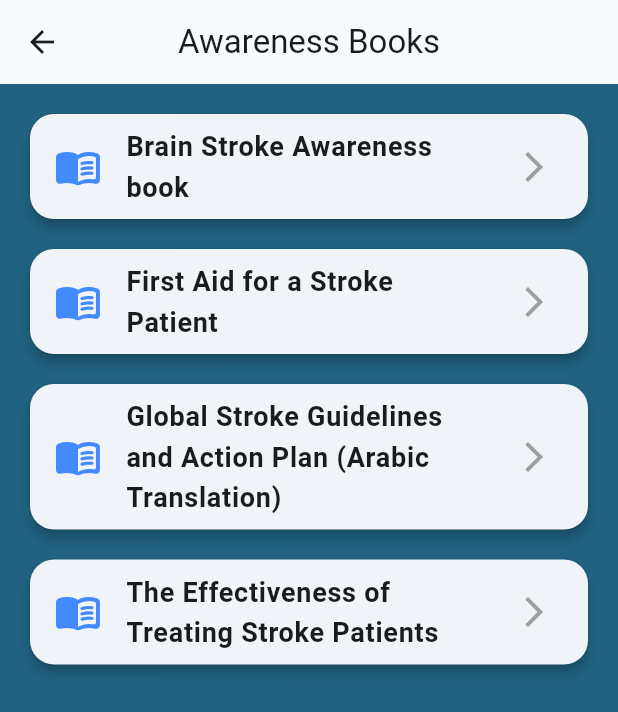
After one commit to Diaa-Ahmed-007/Brainalytica, a Flutter app: the AwarenessScreen screen opened by its route, on a phone screen of 412 x 824 dp. The commit adds this screen. Shown: the top 712 px of the screen. Run offline on Flutter 3.47's test engine with Material 3 defaults, Android fonts, the phone set to English and light mode, and no system bars; our stand-ins replace dartz, dio, equatable, flutter_bloc, geocoding, geolocator and 5 more; missing offline and left inert: syncfusion_flutter_pdfviewer.

Commit message:
feat: Add patient analysis model and view model for saving patient analysis data
- Created Patient model to handle patient data.
- Created PredictionResult model for prediction results.
- Implemented SavePatientAnalysisModel to encapsulate the response structure.
- Added SavePatientAnalysisViewModel to manage saving patient analysis with BLoC.
- Integrated new models and view models into the XrayScreen for analysis submission.
- Added awareness screen to display educational resources related to stroke.
- Updated dependency configurations for new plugins including Syncfusion PDF viewer and URL launcher.
- Enhanced navigation and error handling in the init patient data screen.

```diff
--- a/lib/core/utils/routes.dart
+++ b/lib/core/utils/routes.dart
@@ -7,21 +7,21 @@ import 'package:doctors/layouts/Flows/doctors/view_model/doctor_register_view_mo
 import 'package:doctors/layouts/Flows/screens/flow_choose_screen.dart';
 import 'package:doctors/layouts/home/Choices/Doctors/doctors_screen.dart';
 import 'package:doctors/layouts/home/Choices/Doctors/view_model/all_doctors_view_model.dart';
-import 'package:doctors/layouts/home/Choices/Emergancy/all_emergancy_screen.dart';
 import 'package:doctors/layouts/home/Choices/Emergancy/emergancy_screen.dart';
 import 'package:doctors/layouts/home/Choices/Emergancy/view_model/add_emergancy_view_model.dart';
-import 'package:doctors/layouts/home/Choices/Emergancy/view_model/all_emergancy_view_model.dart';
 import 'package:doctors/layouts/home/Choices/Exercises/choises/hands_exercises_screen.dart';
 import 'package:doctors/layouts/home/Choices/Exercises/choises/leg_exercises_screen.dart';
 import 'package:doctors/layouts/home/Choices/Exercises/choises/lower_limb_exercises_screen.dart';
 import 'package:doctors/layouts/home/Choices/Exercises/choises/pronunciation_and_speech_exercises_screen.dart';
 import 'package:doctors/layouts/home/Choices/Exercises/execieses_screen.dart';
+import 'package:doctors/layouts/home/Choices/add_data/Xray/view_model/save_patient_analysis_view_model.dart';
 import 'package:doctors/layouts/home/Choices/add_data/Xray/view_model/xray_view_model.dart';
 import 'package:doctors/layouts/home/Choices/add_data/Xray/xRay_screen.dart';
 import 'package:doctors/layouts/home/Choices/add_data/init_patient_data_screen.dart';
 import 'package:doctors/layouts/home/Choices/add_data/provider/save_xray_results_provider.dart';
 import 'package:doctors/layouts/home/Choices/add_data/provider/upload_provider.dart';
 import 'package:doctors/layouts/home/Choices/add_data/view_model/add_patient_data_view_model.dart';
+import 'package:doctors/layouts/home/Choices/awareness/awareness_screen.dart';
 import 'package:doctors/layouts/home/Choices/patient/all_patient_screen.dart';
 import 'package:doctors/layouts/home/Choices/patient/view_model/all_patient_view_model.dart';
 import 'package:doctors/layouts/home/chat_bot/chat_bot_view.dart';
@@ -72,8 +72,15 @@ class Routes {
             ChangeNotifierProvider(
                 create: (context) => SaveXrayResultsProvider()),
           ],
-          child: BlocProvider(
-            create: (context) => getIt<XrayViewModel>(),
+          child: MultiBlocProvider(
+            providers: [
+              BlocProvider<XrayViewModel>(
+                create: (context) => getIt<XrayViewModel>(),
+              ),
+              BlocProvider(
+                create: (_) => getIt<SavePatientAnalysisViewModel>(),
+              )
+            ],
             child: XrayScreen(),
           ),
         ),
@@ -99,7 +106,7 @@ class Routes {
           create: (context) => getIt<ChatBotViewModel>(),
           child: const ChatBotView(),
         ),
-
+        awarenessScreenRouteName: (context) => const AwarenessScreen(),
   };
 
 //------------------------------------------------------------------
--- /dev/null
+++ b/lib/data/models/home/save_patient_analysis_model/Patient.dart
@@ -0,0 +1,40 @@
+class Patient {
+  Patient({
+      this.patientId,
+      this.firstName,
+      this.lastName,
+      this.gender,
+      this.birthDate,
+      this.emailAddress,
+      this.phoneNumber,});
+
+  Patient.fromJson(dynamic json) {
+    patientId = json['patient_Id'];
+    firstName = json['first_Name'];
+    lastName = json['last_Name'];
+    gender = json['gender'];
+    birthDate = json['birth_Date'];
+    emailAddress = json['email_Address'];
+    phoneNumber = json['phone_Number'];
+  }
+  num? patientId;
+  String? firstName;
+  String? lastName;
+  String? gender;
+  String? birthDate;
+  String? emailAddress;
+  String? phoneNumber;
+
+  Map<String, dynamic> toJson() {
+    final map = <String, dynamic>{};
+    map['patient_Id'] = patientId;
+    map['first_Name'] = firstName;
+    map['last_Name'] = lastName;
+    map['gender'] = gender;
+    map['birth_Date'] = birthDate;
+    map['email_Address'] = emailAddress;
+    map['phone_Number'] = phoneNumber;
+    return map;
+  }
+
+}
--- /dev/null
+++ b/lib/layouts/home/Choices/add_data/Xray/view_model/save_patient_analysis_view_model.dart
@@ -0,0 +1,30 @@
+import 'dart:developer';
+
+import 'package:doctors/data/data_source_contract/home/add_patient_analysis_data_source.dart';
+import 'package:doctors/data/models/AnalysisAiModel.dart';
+import 'package:doctors/layouts/home/Choices/add_data/Xray/view_model/save_patient_analysis_view_model_state.dart';
+import 'package:flutter_bloc/flutter_bloc.dart';
+import 'package:injectable/injectable.dart';
+
+@injectable
+class SavePatientAnalysisViewModel
+    extends Cubit<SavePatientAnalysisViewModelState> {
+  SavePatientAnalysisViewModel(this.addPatientAnalysisDataSource)
+      : super(SavePatientAnalysisInitialState());
+  @factoryMethod
+  AddPatientAnalysisDataSource addPatientAnalysisDataSource;
+
+  Future<void> savePatientAnalysis(
+      {required String token, required AnalysisAiModel analysisAiModel}) async {
+    emit(SavePatientAnalysisLoadingState());
+    final response = await addPatientAnalysisDataSource.addPatientAnalysis(
+        token: token, analysisAiModel: analysisAiModel);
+    response.fold(
+      (success) => emit(SavePatientAnalysisSuccessState(success)),
+      (error) {
+        log('Error saving patient analysis: $error');
+        emit(SavePatientAnalysisErrorState(error));
+      },
+    );
+  }
+}
--- a/lib/layouts/home/Choices/add_data/init_patient_data_screen.dart
+++ b/lib/layouts/home/Choices/add_data/init_patient_data_screen.dart
@@ -96,9 +96,10 @@ class _InitPatientDateScreenState extends State<InitPatientDateScreen> {
               actions: [
                 TextButton(
                   onPressed: () {
-                    Navigator.pop(context); // Close dialog
+                    Navigator.pop(context);
                     Navigator.pushReplacementNamed(
-                        context, Routes.xrayScreenRouteName);
+                        context, Routes.xrayScreenRouteName,
+                        arguments: patient.token);
                   },
                   child: const Text("OK"),
                 ),
@@ -108,7 +109,9 @@ class _InitPatientDateScreenState extends State<InitPatientDateScreen> {
         } else if (state is AddPatientDataViewModelErrorState) {
           log(state.errorMessage);
           ScaffoldMessenger.of(context).showSnackBar(
-            SnackBar(content: Text("Error: ${state.errorMessage}")),
+            const SnackBar(
+                content: Text(
+                    "You already added your data. Please wait for the doctor to review it.")),
           );
         }
       },
--- /dev/null
+++ b/lib/layouts/home/Choices/awareness/awareness_screen.dart
@@ -0,0 +1,87 @@
+import 'package:flutter/material.dart';
+import 'package:syncfusion_flutter_pdfviewer/pdfviewer.dart';
+
+class AwarenessScreen extends StatelessWidget {
+  const AwarenessScreen({super.key});
+
+  // List of book filenames and titles (add your files here)
+  final List<Map<String, String>> books = const [
+    {
+      'title': 'Brain Stroke Awareness book',
+      'file': 'assets/files/Brain_Stroke.pdf',
+    },
+    {
+      'title': 'First Aid for a Stroke Patient',
+      'file': 'assets/files/first_aid_for_a_stroke_patient.pdf',
+    },
+    {
+      'title': 'Global Stroke Guidelines and Action Plan (Arabic Translation)',
+      'file': 'assets/files/Global_Stroke_Guidelines_and_Action_Plan_Arabic_Translation.pdf',
+    },
+    {
+      'title': 'The Effectiveness of Treating Stroke Patients',
+      'file': 'assets/files/The_effectiveness_of_treating_stroke_patients.pdf',
+    },
+  ];
+
+  @override
+  Widget build(BuildContext context) {
+    return Scaffold(
+      appBar: AppBar(
+        title: const Text('Awareness Books'),
+        centerTitle: true,
+      ),
+      body: ListView.separated(
+        padding: const EdgeInsets.all(16),
+        itemCount: books.length,
+        separatorBuilder: (context, index) => const SizedBox(height: 12),
+        itemBuilder: (context, index) {
+          final book = books[index];
+          return Card(
+            elevation: 3,
+            shape: RoundedRectangleBorder(
+              borderRadius: BorderRadius.circular(16),
+            ),
+            child: ListTile(
+              leading: const Icon(Icons.menu_book_rounded, size: 32, color: Colors.blueAccent),
+              title: Text(
+                book['title'] ?? '',
+                style: const TextStyle(fontWeight: FontWeight.bold, fontSize: 18),
+              ),
+              trailing: const Icon(Icons.arrow_forward_ios, color: Colors.grey),
+              onTap: () {
+                Navigator.push(
+                  context,
+                  MaterialPageRoute(
+                    builder: (_) => PdfViewScreen(
+                      title: book['title']!,
+                      assetPath: book['file']!,
+                    ),
+                  ),
+                );
+              },
+            ),
+          );
+        },
+      ),
+    );
+  }
+}
+
+// PDF Viewer Screen
+class PdfViewScreen extends StatelessWidget {
+  final String title;
+  final String assetPath;
+
+  const PdfViewScreen({super.key, required this.title, required this.assetPath});
+
+  @override
+  Widget build(BuildContext context) {
+    return Scaffold(
+      appBar: AppBar(
+        title: Text(title, style: const TextStyle(fontSize: 20)),
+      ),
+      body: SfPdfViewer.asset(assetPath),
+    );
+  }
+}
--- a/pubspec.yaml
+++ b/pubspec.yaml
@@ -51,6 +51,7 @@ dependencies:
   http: ^1.4.0
   geolocator: ^10.1.0
   geocoding: ^2.1.0
+  syncfusion_flutter_pdfviewer: ^29.2.11
 
 dev_dependencies:
   injectable_generator:
@@ -81,6 +82,7 @@ flutter:
   # To add assets to your application, add an assets section, like this:
   assets:
     - assets/images/
+    - assets/files/
   #   - images/a_dot_ham.jpeg
 
   # An image asset can refer to one or more resolution-specific "variants", see
```
Also changed, not shown: lib/data/data_source_contract/home/add_patient_analysis_data_source.dart (added, +7 -0 lines), lib/data/data_source_impl/home/add_patient_analysis_data_source_impl.dart (added, +38 -0 lines), lib/data/data_source_impl/home/analysis_data_source_impl.dart (+0 -13 lines), lib/data/models/home/save_patient_analysis_model/Data.dart (added, +80 -0 lines), lib/data/models/home/save_patient_analysis_model/PredictionResult.dart (added, +28 -0 lines), lib/data/models/home/save_patient_analysis_model/SavePatientAnalysisModel.dart (added, +28 -0 lines), lib/layouts/home/Choices/add_data/Xray/view_model/save_patient_analysis_view_model_state.dart (added, +27 -0 lines), lib/layouts/home/Choices/add_data/Xray/xRay_screen.dart (+69 -16 lines), lib/layouts/home/screens/home_screen.dart (+16 -8 lines), lib/di/di.config.dart, pubspec.lock, 13 other files.
